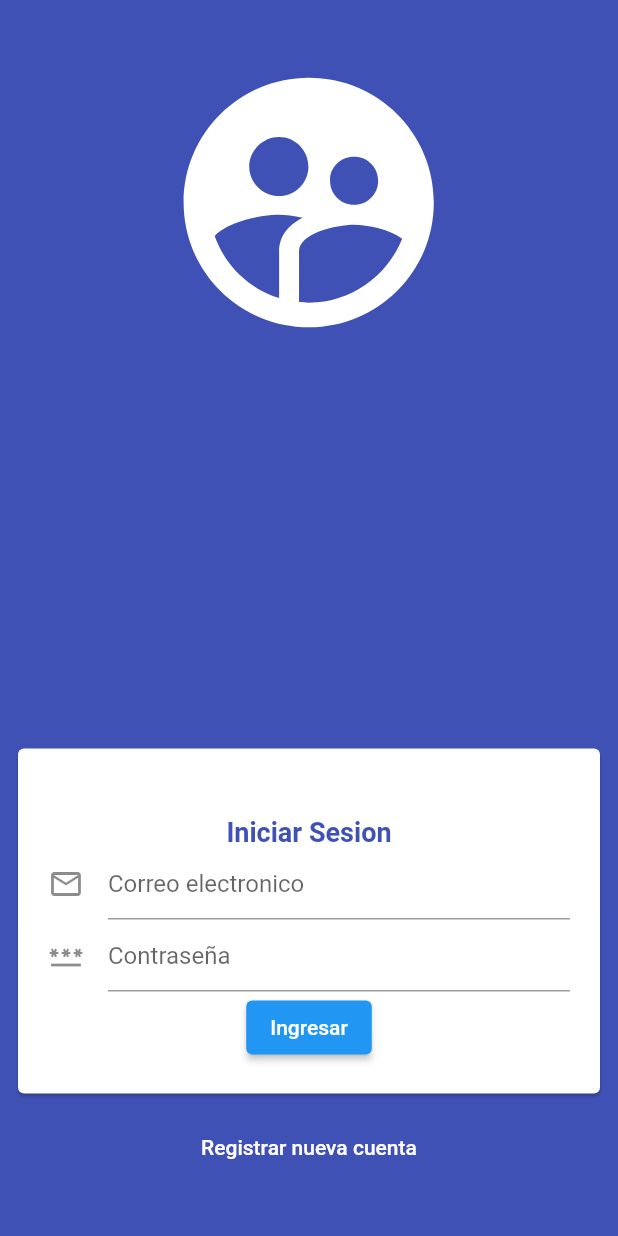
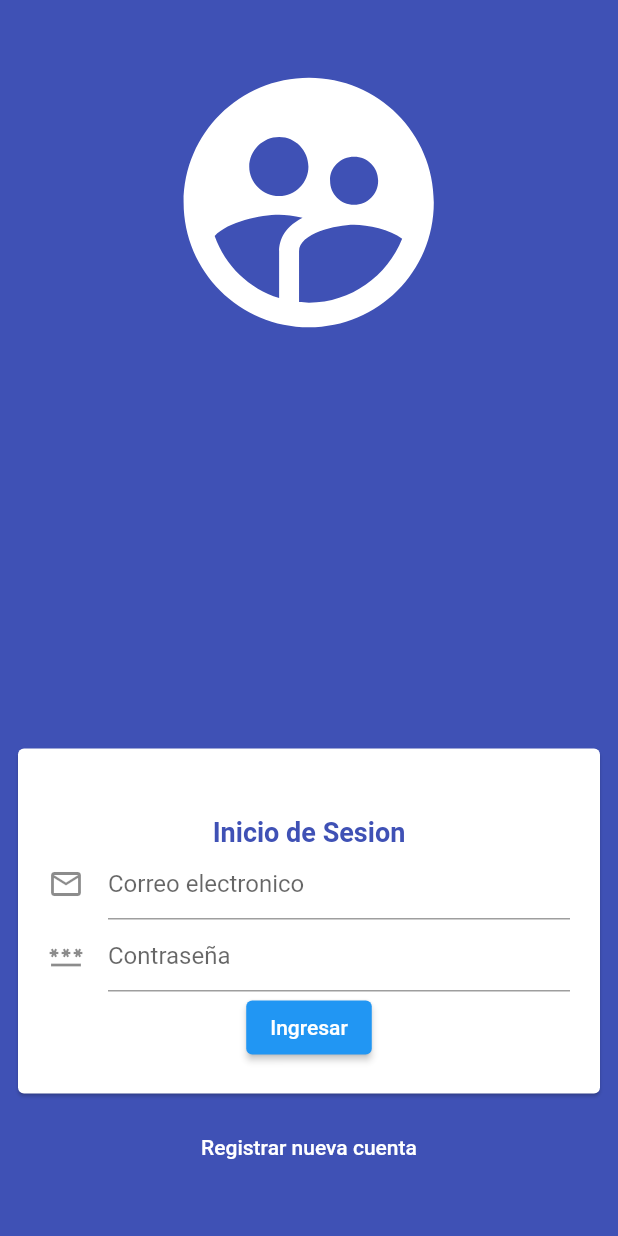
Before and after one commit to LeopoldoIII/flutter_bootcamp, a Flutter app: the screen it shows after launch, on a phone screen of 412 x 824 dp. Run offline on Flutter 3.47's test engine with Material 2 defaults, Android fonts, the phone set to English and light mode, and no system bars.

Commit message:
refactor and improvements

```diff
--- /dev/null
+++ b/lib/app_config.dart
@@ -0,0 +1,13 @@
+import 'screens/screens.dart';
+
+class AppConfig {
+  static String initialRoute = 'login';
+
+  static routes() {
+    return {
+      'login': ((context) => const LoginScreen()),
+      'register': ((context) => const RegisterScreen()),
+      'home': ((context) => const HomeScreen()),
+    };
+  }
+}
--- a/lib/main.dart
+++ b/lib/main.dart
@@ -1,7 +1,7 @@
 import 'package:flutter/material.dart';
+import 'package:flutter_bootcamp/app_config.dart';
 import 'package:flutter_bootcamp/providers/providers.dart';
 import 'package:provider/provider.dart';
-import 'screens/screens.dart';
 
 void main() => runApp(AppState());
 
@@ -21,12 +21,8 @@ class MyApp extends StatelessWidget {
   Widget build(BuildContext context) {
     return MaterialApp(
       debugShowCheckedModeBanner: false,
-      initialRoute: 'login',
-      routes: {
-        'login': (context) => const LoginScreen(),
-        'register': (context) => const RegisterScreen(),
-        'home': ((context) => const HomeScreen()),
-      },
+      initialRoute: AppConfig.initialRoute,
+      routes: AppConfig.routes(),
     );
   }
 }
--- a/lib/screens/login_screen.dart
+++ b/lib/screens/login_screen.dart
@@ -1,6 +1,8 @@
 import 'package:flutter/material.dart';
 import 'package:flutter_bootcamp/providers/providers.dart';
 import 'package:provider/provider.dart';
+
+import '../widgets/widgets.dart';
 
 class LoginScreen extends StatefulWidget {
   const LoginScreen({super.key});
@@ -39,12 +41,7 @@ class _LoginScreenState extends State<LoginScreen> {
                   child: Column(
                     children: [
                       const SizedBox(height: 25),
-                      const Text('Iniciar Sesion',
-                          textAlign: TextAlign.center,
-                          style: TextStyle(
-                              color: Colors.indigo,
-                              fontWeight: FontWeight.bold,
-                              fontSize: 18)),
+                      const AppTitle('Inicio de Sesion'),
                       TextFormField(
                         onChanged: (value) {
                           formData['email'] = value;
--- /dev/null
+++ b/lib/widgets/app_title.dart
@@ -0,0 +1,18 @@
+import 'package:flutter/material.dart';
+
+class AppTitle extends StatelessWidget {
+  final String title;
+
+  const AppTitle(
+    this.title, {
+    Key? key,
+  }) : super(key: key);
+
+  @override
+  Widget build(BuildContext context) {
+    return Text(title,
+        textAlign: TextAlign.center,
+        style: const TextStyle(
+            color: Colors.indigo, fontWeight: FontWeight.bold, fontSize: 18));
+  }
+}
--- /dev/null
+++ b/lib/widgets/widgets.dart
@@ -0,0 +1 @@
+export 'package:flutter_bootcamp/widgets/app_title.dart';
```
